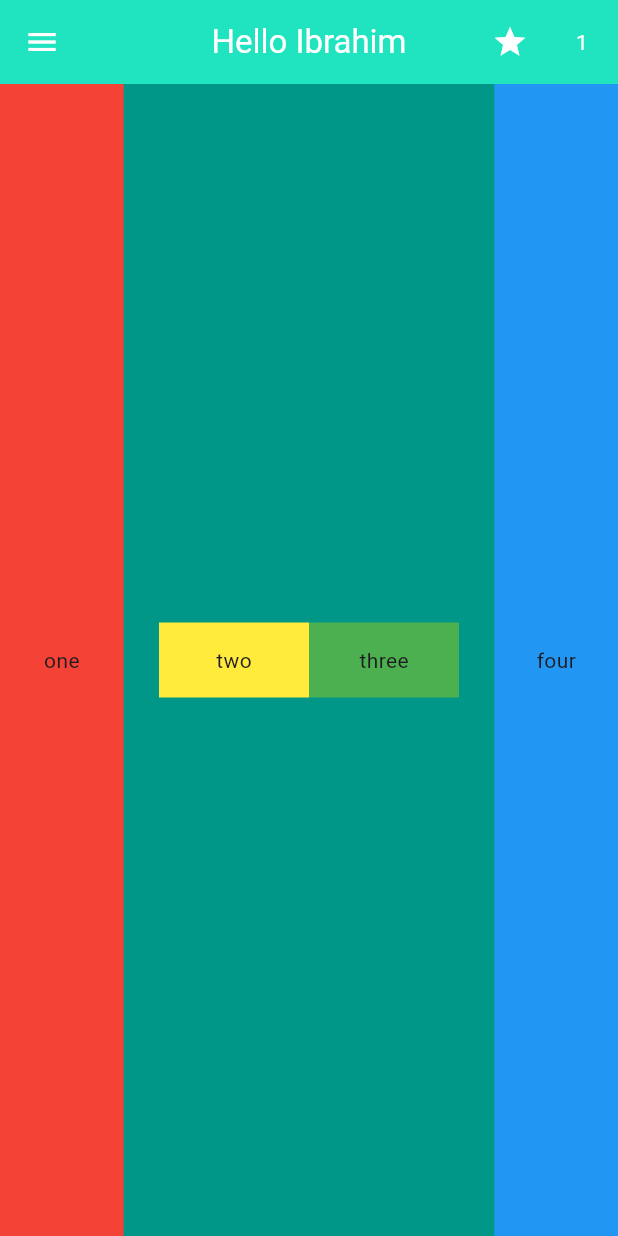
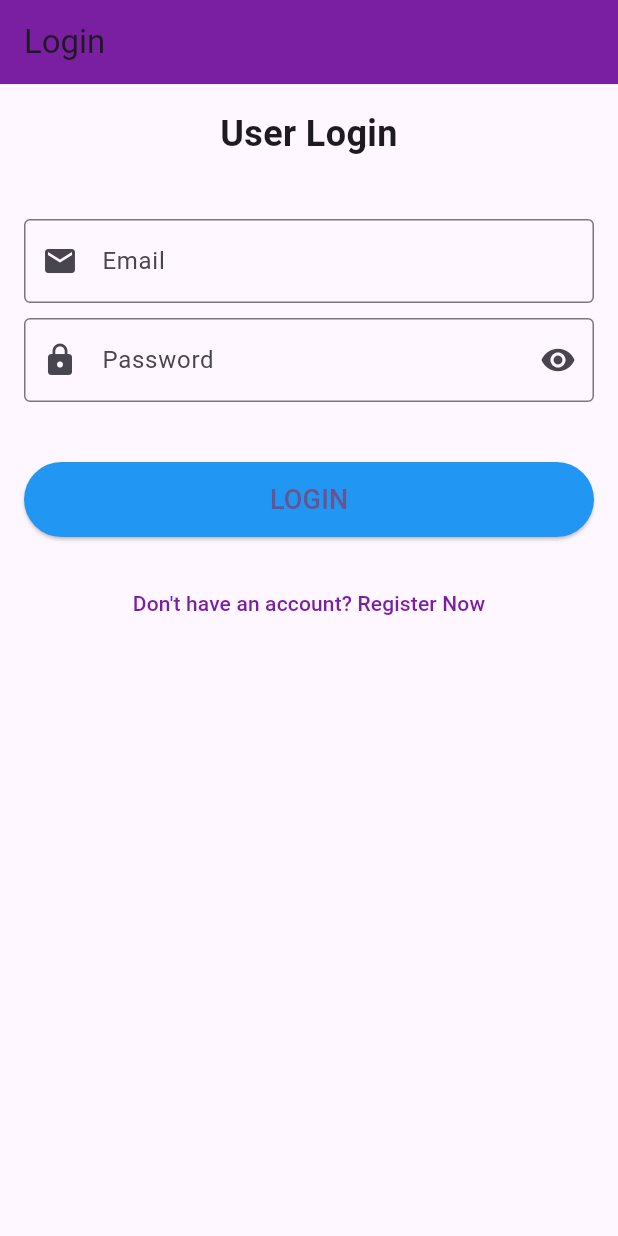
Before and after one commit to ibrahimeltbakh/FlutterApp1, a Flutter app: the screen it shows after launch, on a phone screen of 412 x 824 dp. Run offline on Flutter 3.47's test engine with Material 3 defaults, Android fonts, the phone set to English and light mode, and no system bars.

Commit message:
flutter day 4 lab

```diff
--- /dev/null
+++ b/lib/login_screen.dart
@@ -0,0 +1,146 @@
+import 'package:flutter/material.dart';
+
+class LoginScreen extends StatefulWidget {
+  const LoginScreen({Key? key}) : super(key: key);
+
+  @override
+  _LoginScreenState createState() => _LoginScreenState();
+}
+
+class _LoginScreenState extends State<LoginScreen> {
+  final _emailController = TextEditingController();
+  final _passwordController = TextEditingController();
+  bool _passwordVisibility = true;
+  String? _emailError;
+  String? _passwordError;
+
+  // Regular Expression for email validation
+  final RegExp _emailRegex = RegExp(
+    r'^[a-zA-Z0-9.a-zA-Z0-9.!#$%&’*+/=?^_`{|}~-]+@[a-zA-Z0-9](?:[a-zA-Z0-9-]{0,61}[a-zA-Z0-9])?(?:\.[a-zA-Z]{2,})+$',
+  );
+
+  // Regular Expression for password validation (at least 8 chars, 1 uppercase, 1 lowercase)
+  final RegExp _passwordRegex = RegExp(r'^(?=.*[a-z])(?=.*[A-Z]).{8,}$');
+
+  @override
+  void dispose() {
+    _emailController.dispose();
+    _passwordController.dispose();
+    super.dispose();
+  }
+
+  void _validateInputs() {
+    setState(() {
+      // Validate Email
+      if (_emailController.text.isEmpty) {
+        _emailError = 'Email cannot be empty';
+      } else if (!_emailRegex.hasMatch(_emailController.text)) {
+        _emailError = 'Please enter a valid email address';
+      } else {
+        _emailError = null;
+      }
+
+      // Validate Password
+      if (_passwordController.text.isEmpty) {
+        _passwordError = 'Password cannot be empty';
+      } else if (!_passwordRegex.hasMatch(_passwordController.text)) {
+        _passwordError =
+            'Password must be at least 8 characters with 1 uppercase and 1 lowercase';
+      } else {
+        _passwordError = null;
+      }
+    });
+  }
+
+  @override
+  Widget build(BuildContext context) {
+    return Scaffold(
+      resizeToAvoidBottomInset: true,
+      appBar: AppBar(
+        title: const Text('Login'),
+        backgroundColor: Colors.purple[700],
+      ),
+      body: SingleChildScrollView(
+        child: Padding(
+          padding: const EdgeInsets.all(16.0),
+          child: Column(
+            mainAxisAlignment: MainAxisAlignment.center,
+            crossAxisAlignment: CrossAxisAlignment.stretch,
+            children: [
+              const Text(
+                'User Login',
+                textAlign: TextAlign.center,
+                style: TextStyle(fontSize: 24, fontWeight: FontWeight.bold),
+              ),
+              const SizedBox(height: 40),
+              TextField(
+                controller: _emailController,
+                decoration: InputDecoration(
+                  labelText: 'Email',
+                  prefixIcon: const Icon(Icons.email),
+                  border: const OutlineInputBorder(),
+                  errorText: _emailError, // Display error message
+                ),
+                keyboardType: TextInputType.emailAddress,
+                onChanged: (_) => _validateInputs(), // Validate on change
+              ),
+              const SizedBox(height: 10), // Space for error message
+              TextField(
+                controller: _passwordController,
+                obscureText: _passwordVisibility,
+                decoration: InputDecoration(
+                  labelText: 'Password',
+                  prefixIcon: const Icon(Icons.lock),
+                  suffixIcon: IconButton(
+                    icon: Icon(
+                      _passwordVisibility
+                          ? Icons.visibility
+                          : Icons.visibility_off,
+                    ),
+                    onPressed: () {
+                      setState(() {
+                        _passwordVisibility = !_passwordVisibility;
+                      });
+                    },
+                  ),
+                  border: const OutlineInputBorder(),
+                  errorText: _passwordError, // Display error message
+                ),
+                onChanged: (_) => _validateInputs(), // Validate on change
+              ),
+              const SizedBox(height: 40),
+              ElevatedButton(
+                onPressed:
+                    _emailError == null && _passwordError == null
+                        ? () {
+                          print('Email: ${_emailController.text}');
+                          print('Password: ${_passwordController.text}');
+                        }
+                        : null, // Disable button if validation fails
+                style: ElevatedButton.styleFrom(
+                  backgroundColor: Colors.blue,
+                  shape: RoundedRectangleBorder(
+                    borderRadius: BorderRadius.circular(30),
+                  ),
+                  padding: const EdgeInsets.symmetric(vertical: 12.0),
+                ),
+                child: const Text('LOGIN', style: TextStyle(fontSize: 18)),
+              ),
+              const SizedBox(height: 20),
+              TextButton(
+                onPressed: () {
+                  print('Navigate to Register');
+                },
+                child: Text(
+                  "Don't have an account? Register Now",
+                  textAlign: TextAlign.center,
+                  style: TextStyle(color: Colors.purple[700]),
+                ),
+              ),
+            ],
+          ),
+        ),
+      ),
+    );
+  }
+}
--- a/lib/main.dart
+++ b/lib/main.dart
@@ -1,5 +1,6 @@
+import 'package:app1/login_screen.dart';
 import 'package:flutter/material.dart';
-import 'package:app1/home_screen.dart';
+// import 'package:app1/home_screen.dart';
 
 void main() {
   runApp(const MyApp());
@@ -32,7 +33,7 @@ class MyApp extends StatelessWidget {
         colorScheme: ColorScheme.fromSeed(seedColor: Colors.deepPurple),
       ),
       debugShowCheckedModeBanner: false,
-      home: const HomeScreen(),
+      home: const LoginScreen(),
     );
   }
 }
```
